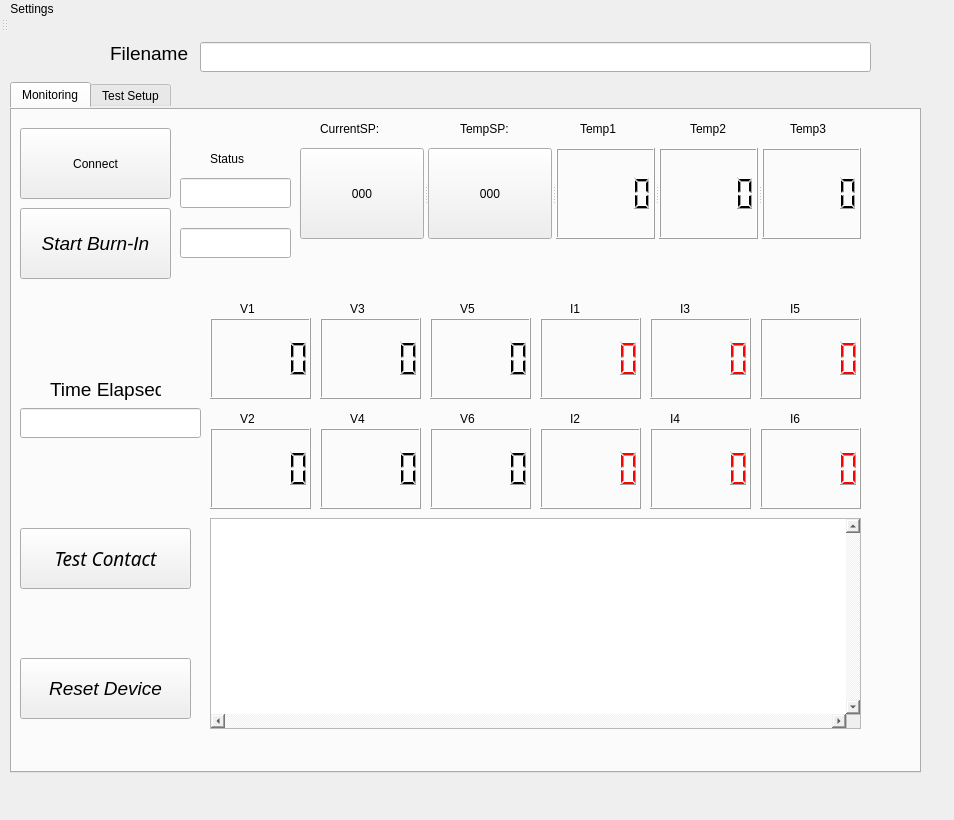
The window that BurnIn Interface/mainwindow.ui (Sensor-Electronic-Technology/BurnIn-UI-Software) describes before a commit, drawn with Qt 5.
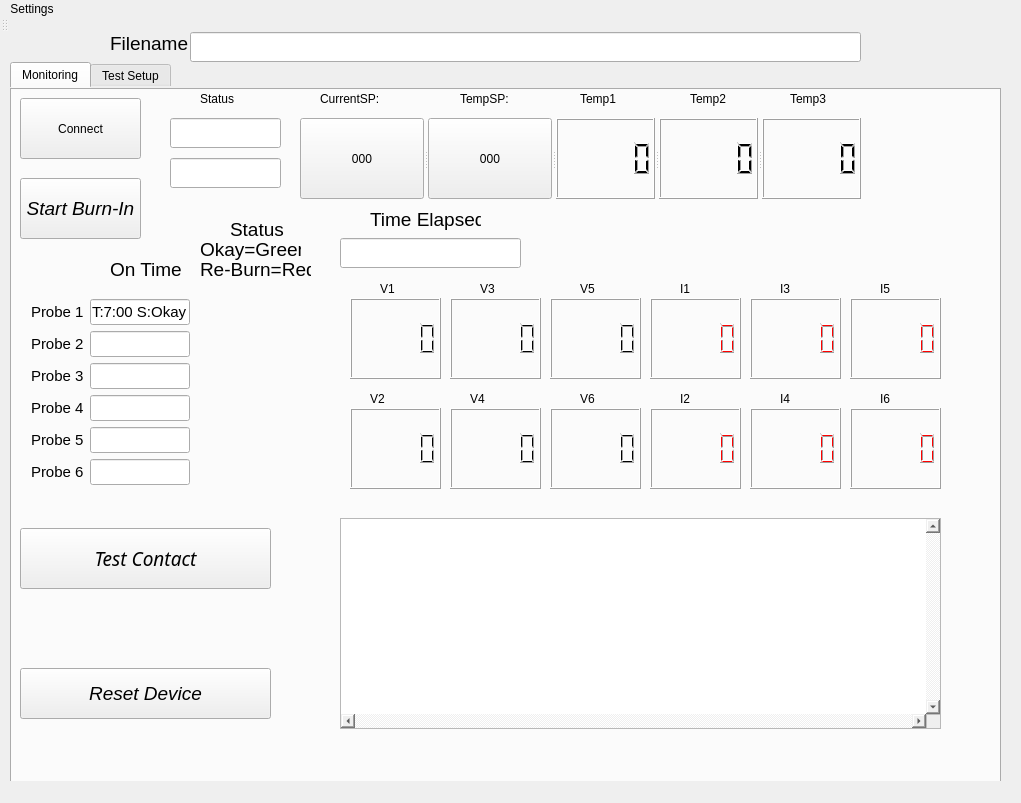
The same window after the commit. The open tabs and pages were chosen to show the change.

What changed in the file:
```diff
--- a/BurnIn Interface/mainwindow.ui
+++ b/BurnIn Interface/mainwindow.ui
@@ -6,8 +6,8 @@
    <rect>
     <x>0</x>
     <y>0</y>
-    <width>954</width>
-    <height>820</height>
+    <width>1021</width>
+    <height>803</height>
    </rect>
   </property>
   <property name="palette">
@@ -84,8 +84,8 @@
    <widget class="QLineEdit" name="filenameBox">
     <property name="geometry">
      <rect>
-      <x>200</x>
-      <y>10</y>
+      <x>190</x>
+      <y>0</y>
       <width>671</width>
       <height>30</height>
      </rect>
@@ -95,7 +95,7 @@
     <property name="geometry">
      <rect>
       <x>110</x>
-      <y>10</y>
+      <y>0</y>
       <width>81</width>
       <height>22</height>
      </rect>
@@ -113,9 +113,9 @@
     <property name="geometry">
      <rect>
       <x>10</x>
-      <y>50</y>
-      <width>911</width>
-      <height>691</height>
+      <y>30</y>
+      <width>991</width>
+      <height>721</height>
      </rect>
     </property>
     <property name="currentIndex">
@@ -128,9 +128,9 @@
      <widget class="QLCDNumber" name="i22_display">
       <property name="geometry">
        <rect>
-        <x>640</x>
+        <x>740</x>
         <y>320</y>
-        <width>101</width>
+        <width>91</width>
         <height>81</height>
        </rect>
       </property>
@@ -141,9 +141,9 @@
      <widget class="QLCDNumber" name="i11_display">
       <property name="geometry">
        <rect>
-        <x>530</x>
+        <x>640</x>
         <y>210</y>
-        <width>101</width>
+        <width>91</width>
         <height>81</height>
        </rect>
       </property>
@@ -154,9 +154,9 @@
      <widget class="QLCDNumber" name="v12_display">
       <property name="geometry">
        <rect>
-        <x>200</x>
+        <x>340</x>
         <y>320</y>
-        <width>101</width>
+        <width>91</width>
         <height>81</height>
        </rect>
       </property>
@@ -165,7 +165,7 @@
       <property name="geometry">
        <rect>
         <x>530</x>
-        <y>140</y>
+        <y>120</y>
         <width>321</width>
         <height>41</height>
        </rect>
@@ -175,9 +175,9 @@
      <widget class="QLCDNumber" name="v11_display">
       <property name="geometry">
        <rect>
-        <x>200</x>
+        <x>340</x>
         <y>210</y>
-        <width>101</width>
+        <width>91</width>
         <height>81</height>
        </rect>
       </property>
@@ -185,7 +185,7 @@
      <widget class="QLabel" name="v12_label_2">
       <property name="geometry">
        <rect>
-        <x>560</x>
+        <x>670</x>
         <y>300</y>
         <width>41</width>
         <height>22</height>
@@ -198,7 +198,7 @@
      <widget class="QLabel" name="v21_label_2">
       <property name="geometry">
        <rect>
-        <x>660</x>
+        <x>770</x>
         <y>300</y>
         <width>41</width>
         <height>22</height>
@@ -211,9 +211,9 @@
      <widget class="QLCDNumber" name="v21_display">
       <property name="geometry">
        <rect>
-        <x>310</x>
+        <x>440</x>
         <y>210</y>
-        <width>101</width>
+        <width>91</width>
         <height>81</height>
        </rect>
       </property>
@@ -221,7 +221,7 @@
      <widget class="QLabel" name="v32_label_2">
       <property name="geometry">
        <rect>
-        <x>780</x>
+        <x>870</x>
         <y>190</y>
         <width>41</width>
         <height>22</height>
@@ -234,7 +234,7 @@
      <widget class="QLabel" name="v12_label">
       <property name="geometry">
        <rect>
-        <x>230</x>
+        <x>360</x>
         <y>300</y>
         <width>41</width>
         <height>22</height>
@@ -247,7 +247,7 @@
      <widget class="QLabel" name="v31_label_2">
       <property name="geometry">
        <rect>
-        <x>780</x>
+        <x>870</x>
         <y>300</y>
         <width>41</width>
         <height>22</height>
@@ -260,7 +260,7 @@
      <widget class="QLabel" name="v32_label">
       <property name="geometry">
        <rect>
-        <x>450</x>
+        <x>570</x>
         <y>300</y>
         <width>41</width>
         <height>22</height>
@@ -273,9 +273,9 @@
      <widget class="QLCDNumber" name="i32_display">
       <property name="geometry">
        <rect>
-        <x>750</x>
+        <x>840</x>
         <y>320</y>
-        <width>101</width>
+        <width>91</width>
         <height>81</height>
        </rect>
       </property>
@@ -286,7 +286,7 @@
      <widget class="QLabel" name="v11_label_2">
       <property name="geometry">
        <rect>
-        <x>560</x>
+        <x>670</x>
         <y>190</y>
         <width>41</width>
         <height>22</height>
@@ -299,7 +299,7 @@
      <widget class="QLabel" name="v31_label">
       <property name="geometry">
        <rect>
-        <x>450</x>
+        <x>570</x>
         <y>190</y>
         <width>41</width>
         <height>22</height>
@@ -312,7 +312,7 @@
      <widget class="QLabel" name="v22_label_2">
       <property name="geometry">
        <rect>
-        <x>670</x>
+        <x>770</x>
         <y>190</y>
         <width>41</width>
         <height>22</height>
@@ -325,9 +325,9 @@
      <widget class="QLCDNumber" name="i12_display">
       <property name="geometry">
        <rect>
-        <x>530</x>
+        <x>640</x>
         <y>320</y>
-        <width>101</width>
+        <width>91</width>
         <height>81</height>
        </rect>
       </property>
@@ -338,9 +338,9 @@
      <widget class="QLCDNumber" name="i31_display">
       <property name="geometry">
        <rect>
-        <x>750</x>
+        <x>840</x>
         <y>210</y>
-        <width>101</width>
+        <width>91</width>
         <height>81</height>
        </rect>
       </property>
@@ -351,7 +351,7 @@
      <widget class="QLabel" name="v11_label">
       <property name="geometry">
        <rect>
-        <x>230</x>
+        <x>370</x>
         <y>190</y>
         <width>41</width>
         <height>22</height>
@@ -364,9 +364,9 @@
      <widget class="QLCDNumber" name="i21_display">
       <property name="geometry">
        <rect>
-        <x>640</x>
+        <x>740</x>
         <y>210</y>
-        <width>101</width>
+        <width>91</width>
         <height>81</height>
        </rect>
       </property>
@@ -377,9 +377,9 @@
      <widget class="QLCDNumber" name="v22_display">
       <property name="geometry">
        <rect>
-        <x>310</x>
+        <x>440</x>
         <y>320</y>
-        <width>101</width>
+        <width>91</width>
         <height>81</height>
        </rect>
       </property>
@@ -387,7 +387,7 @@
      <widget class="QLabel" name="v22_label">
       <property name="geometry">
        <rect>
-        <x>340</x>
+        <x>460</x>
         <y>300</y>
         <width>41</width>
         <height>22</height>
@@ -400,9 +400,9 @@
      <widget class="QLCDNumber" name="v31_display">
       <property name="geometry">
        <rect>
-        <x>420</x>
+        <x>540</x>
         <y>210</y>
-        <width>101</width>
+        <width>91</width>
         <height>81</height>
        </rect>
       </property>
@@ -410,9 +410,9 @@
      <widget class="QLCDNumber" name="v32_display">
       <property name="geometry">
        <rect>
-        <x>420</x>
+        <x>540</x>
         <y>320</y>
-        <width>101</width>
+        <width>91</width>
         <height>81</height>
        </rect>
       </property>
@@ -420,7 +420,7 @@
      <widget class="QLabel" name="v21_label">
       <property name="geometry">
        <rect>
-        <x>340</x>
+        <x>470</x>
         <y>190</y>
         <width>41</width>
         <height>22</height>
@@ -434,7 +434,7 @@
       <property name="geometry">
        <rect>
         <x>450</x>
-        <y>10</y>
+        <y>0</y>
         <width>68</width>
         <height>22</height>
        </rect>
@@ -447,7 +447,7 @@
       <property name="geometry">
        <rect>
         <x>780</x>
-        <y>10</y>
+        <y>0</y>
         <width>68</width>
         <height>22</height>
        </rect>
@@ -460,7 +460,7 @@
       <property name="geometry">
        <rect>
         <x>570</x>
-        <y>10</y>
+        <y>0</y>
         <width>68</width>
         <height>22</height>
        </rect>
@@ -473,7 +473,7 @@
       <property name="geometry">
        <rect>
         <x>680</x>
-        <y>10</y>
+        <y>0</y>
         <width>68</width>
         <height>22</height>
        </rect>
@@ -486,7 +486,7 @@
       <property name="geometry">
        <rect>
         <x>310</x>
-        <y>10</y>
+        <y>0</y>
         <width>81</width>
         <height>22</height>
        </rect>
@@ -499,9 +499,9 @@
       <property name="geometry">
        <rect>
         <x>290</x>
-        <y>40</y>
+        <y>30</y>
         <width>561</width>
-        <height>91</height>
+        <height>81</height>
        </rect>
       </property>
       <property name="orientation">
@@ -525,9 +525,9 @@
       <property name="geometry">
        <rect>
         <x>10</x>
-        <y>100</y>
-        <width>151</width>
-        <height>71</height>
+        <y>90</y>
+        <width>121</width>
+        <height>61</height>
        </rect>
       </property>
       <property name="font">
@@ -552,8 +552,8 @@
       <property name="geometry">
        <rect>
         <x>10</x>
-        <y>420</y>
-        <width>171</width>
+        <y>440</y>
+        <width>251</width>
         <height>61</height>
        </rect>
       </property>
@@ -577,9 +577,9 @@
       <property name="geometry">
        <rect>
         <x>10</x>
-        <y>550</y>
-        <width>171</width>
-        <height>61</height>
+        <y>580</y>
+        <width>251</width>
+        <height>51</height>
        </rect>
       </property>
       <property name="font">
@@ -595,8 +595,8 @@
      <widget class="QLineEdit" name="elapsedTimeBox">
       <property name="geometry">
        <rect>
-        <x>10</x>
-        <y>300</y>
+        <x>330</x>
+        <y>150</y>
         <width>181</width>
         <height>30</height>
        </rect>
@@ -613,8 +613,8 @@
      <widget class="QLabel" name="label">
       <property name="geometry">
        <rect>
-        <x>40</x>
-        <y>270</y>
+        <x>360</x>
+        <y>120</y>
         <width>111</width>
         <height>22</height>
        </rect>
@@ -634,9 +634,9 @@
      <widget class="QTextEdit" name="comMessages">
       <property name="geometry">
        <rect>
-        <x>200</x>
-        <y>410</y>
-        <width>651</width>
+        <x>330</x>
+        <y>430</y>
+        <width>601</width>
         <height>211</height>
        </rect>
       </property>
@@ -662,9 +662,9 @@
       <property name="geometry">
        <rect>
         <x>10</x>
-        <y>20</y>
-        <width>151</width>
-        <height>71</height>
+        <y>10</y>
+        <width>121</width>
+        <height>61</height>
        </rect>
       </property>
       <property name="text">
@@ -674,8 +674,8 @@
      <widget class="QLineEdit" name="statusDisplay">
       <property name="geometry">
        <rect>
-        <x>170</x>
-        <y>70</y>
+        <x>160</x>
+        <y>30</y>
         <width>111</width>
         <height>30</height>
        </rect>
@@ -692,8 +692,8 @@
      <widget class="QLabel" name="label_4">
       <property name="geometry">
        <rect>
-        <x>200</x>
-        <y>40</y>
+        <x>190</x>
+        <y>0</y>
         <width>68</width>
         <height>22</height>
        </rect>
@@ -705,8 +705,8 @@
      <widget class="QLineEdit" name="portName">
       <property name="geometry">
        <rect>
-        <x>170</x>
-        <y>120</y>
+        <x>160</x>
+        <y>70</y>
         <width>111</width>
         <height>30</height>
        </rect>
@@ -720,6 +720,242 @@
        </font>
       </property>
      </widget>
+     <widget class="QWidget" name="formLayoutWidget">
+      <property name="geometry">
+       <rect>
+        <x>10</x>
+        <y>200</y>
+        <width>181</width>
+        <height>211</height>
+       </rect>
+      </property>
+      <layout class="QFormLayout" name="padStatusForm">
+       <item row="0" column="0">
+        <widget class="QLabel" name="p1StatusLabel">
+         <property name="font">
+          <font>
+           <pointsize>11</pointsize>
+          </font>
+         </property>
+         <property name="text">
+          <string>Probe 1</string>
+         </property>
+        </widget>
+       </item>
+       <item row="0" column="1">
+        <widget class="QLineEdit" name="p1StatusLineEdit">
+         <property name="font">
+          <font>
+           <pointsize>11</pointsize>
+          </font>
+         </property>
+         <property name="text">
+          <string>T:7:00 S:Okay</string>
+         </property>
+        </widget>
+       </item>
+       <item row="1" column="0">
+        <widget class="QLabel" name="p2StatusLabel">
+         <property name="font">
+          <font>
+           <pointsize>11</pointsize>
+          </font>
+         </property>
+         <property name="text">
+          <string>Probe 2</string>
+         </property>
+        </widget>
+       </item>
+       <item row="1" column="1">
+        <widget class="QLineEdit" name="p2StatusLineEdit">
+         <property name="font">
+          <font>
+           <pointsize>11</pointsize>
+          </font>
+         </property>
+        </widget>
+       </item>
+       <item row="2" column="1">
+        <widget class="QLineEdit" name="p3StatusLineEdit">
+         <property name="font">
+          <font>
+           <pointsize>11</pointsize>
+          </font>
+         </property>
+        </widget>
+       </item>
+       <item row="2" column="0">
+        <widget class="QLabel" name="p3StatusLabel">
+         <property name="font">
+          <font>
+           <pointsize>11</pointsize>
+          </font>
+         </property>
+         <property name="text">
+          <string>Probe 3</string>
+         </property>
+        </widget>
+       </item>
+       <item row="3" column="0">
+        <widget class="QLabel" name="p4StatusLabel">
+         <property name="font">
+          <font>
+           <pointsize>11</pointsize>
+          </font>
+         </property>
+         <property name="text">
+          <string>Probe 4</string>
+         </property>
+        </widget>
+       </item>
+       <item row="3" column="1">
+        <widget class="QLineEdit" name="p4StatusLineEdit">
+         <property name="font">
+          <font>
+           <pointsize>11</pointsize>
+          </font>
+         </property>
+        </widget>
+       </item>
+       <item row="4" column="0">
+        <widget class="QLabel" name="p5StatusLabel">
+         <property name="font">
+          <font>
+           <pointsize>11</pointsize>
+          </font>
+         </property>
+         <property name="text">
+          <string>Probe 5</string>
+         </property>
+        </widget>
+       </item>
+       <item row="4" column="1">
+        <widget class="QLineEdit" name="p5StatusLineEdit">
+         <property name="font">
+          <font>
+           <pointsize>11</pointsize>
+          </font>
+         </property>
+        </widget>
+       </item>
+       <item row="5" column="0">
+        <widget class="QLabel" name="p6StatusLabel">
+         <property name="font">
+          <font>
+           <pointsize>11</pointsize>
+          </font>
+         </property>
+         <property name="text">
+          <string>Probe 6</string>
+         </property>
+        </widget>
+       </item>
+       <item row="5" column="1">
+        <widget class="QLineEdit" name="p6StatusLineEdit">
+         <property name="font">
+          <font>
+           <pointsize>11</pointsize>
+          </font>
+         </property>
+        </widget>
+       </item>
+      </layout>
+     </widget>
+     <widget class="QWidget" name="verticalLayoutWidget">
+      <property name="geometry">
+       <rect>
+        <x>220</x>
+        <y>200</y>
+        <width>51</width>
+        <height>211</height>
+       </rect>
+      </property>
+      <layout class="QVBoxLayout" name="padIndicatorGrid"/>
+     </widget>
+     <widget class="QLabel" name="label_14">
+      <property name="geometry">
+       <rect>
+        <x>100</x>
+        <y>170</y>
+        <width>81</width>
+        <height>22</height>
+       </rect>
+      </property>
+      <property name="font">
+       <font>
+        <pointsize>14</pointsize>
+        <weight>50</weight>
+        <italic>false</italic>
+        <bold>false</bold>
+       </font>
+      </property>
+      <property name="text">
+       <string>On Time</string>
+      </property>
+     </widget>
+     <widget class="QLabel" name="label_15">
+      <property name="geometry">
+       <rect>
+        <x>220</x>
+        <y>130</y>
+        <width>81</width>
+        <height>22</height>
+       </rect>
+      </property>
+      <property name="font">
+       <font>
+        <pointsize>14</pointsize>
+        <weight>50</weight>
+        <italic>false</italic>
+        <bold>false</bold>
+       </font>
+      </property>
+      <property name="text">
+       <string>Status</string>
+      </property>
+     </widget>
+     <widget class="QLabel" name="label_16">
+      <property name="geometry">
+       <rect>
+        <x>190</x>
+        <y>150</y>
+        <width>101</width>
+        <height>22</height>
+       </rect>
+      </property>
+      <property name="font">
+       <font>
+        <pointsize>14</pointsize>
+        <weight>50</weight>
+        <italic>false</italic>
+        <bold>false</bold>
+       </font>
+      </property>
+      <property name="text">
+       <string>Okay=Green</string>
+      </property>
+     </widget>
+     <widget class="QLabel" name="label_17">
+      <property name="geometry">
+       <rect>
+        <x>190</x>
+        <y>170</y>
+        <width>111</width>
+        <height>22</height>
+       </rect>
+      </property>
+      <property name="font">
+       <font>
+        <pointsize>14</pointsize>
+        <weight>50</weight>
+        <italic>false</italic>
+        <bold>false</bold>
+       </font>
+      </property>
+      <property name="text">
+       <string>Re-Burn=Red</string>
+      </property>
+     </widget>
     </widget>
     <widget class="QWidget" name="tab_2">
      <attribute name="title">
@@ -1260,7 +1496,7 @@
     <rect>
      <x>0</x>
      <y>0</y>
-     <width>954</width>
+     <width>1021</width>
      <height>27</height>
     </rect>
    </property>
```
Left out of the diff: 8 changed lines with no effect on the pictures.
